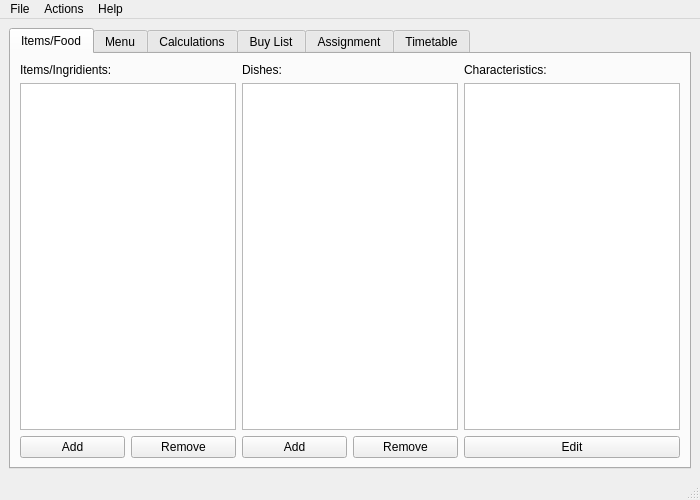
The window that src/gui/mainWindow.ui (ivanbilych/jougen) describes before a commit, drawn with Qt 5.
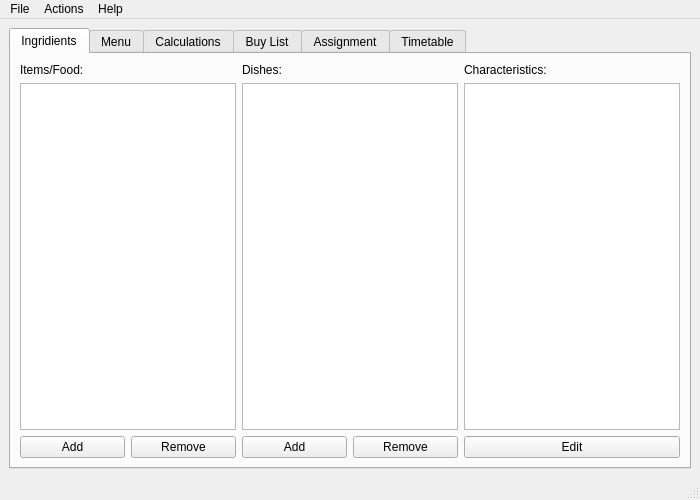
The same window after the commit.

Commit message: gui: Edit label names

Diff of the .ui file:
```diff
--- a/src/gui/mainWindow.ui
+++ b/src/gui/mainWindow.ui
@@ -55,7 +55,7 @@
       </property>
       <widget class="QWidget" name="tab_1">
        <attribute name="title">
-        <string>Items/Food</string>
+        <string>Ingridients</string>
        </attribute>
        <layout class="QHBoxLayout" name="horizontalLayout_1">
         <item>
@@ -63,7 +63,7 @@
           <item>
            <widget class="QLabel" name="label_1">
             <property name="text">
-             <string>Items/Ingridients:</string>
+             <string>Items/Food:</string>
             </property>
            </widget>
           </item>
```
The commit also changes 1 other file.
